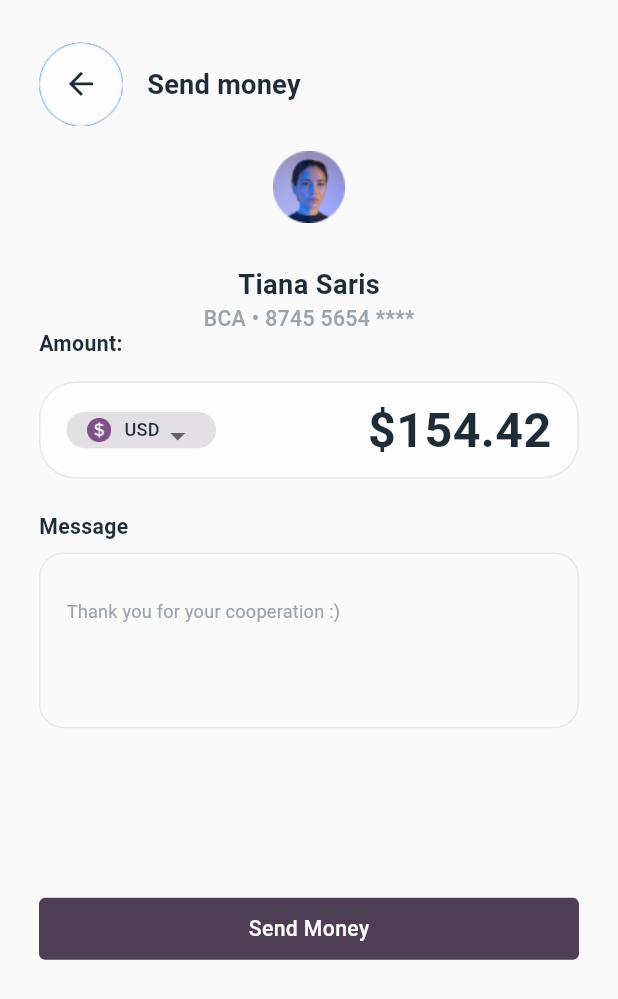
After one commit to Mxolmirzad/pjurnal_amaliyot, a Flutter app: the SendMoneyPersonalPage screen opened directly, on a phone screen of 412 x 824 dp. The commit adds this screen. Shown: the top 999 px of the screen. Run offline on Flutter 3.47's test engine with Material 2 defaults, Android fonts, the light colour scheme and no system bars; our stand-ins replace flutter_screenutil.

Commit message:
SendMoneyButton tayyor

```diff
--- /dev/null
+++ b/lib/Pages/HomePage/HomePageButtonsPage/SendMoney/SendMoneyPersonal/SendMoneyButtonElements.dart
@@ -0,0 +1,391 @@
+import 'package:flutter/material.dart';
+import 'package:flutter_screenutil/flutter_screenutil.dart';
+import 'package:pjurnal_amaliyot/Pages/HomePage/HomePageButtonsPage/SendMoney/SendMoneyPersonal/SendMoneyPersonalPage.dart';
+import 'package:pjurnal_amaliyot/ozgarmaslar.dart';
+
+final TextStyle _dropDownButtonTextStyle = TextStyle(
+  color: Color(0xFF1F2C37),
+  fontSize: 12.0.sp,
+  fontWeight: FontWeight.w500,
+);
+
+Widget dropdownMenuSendMoney() {
+  return Container(
+    width: double.infinity,
+    height: 64.0.h,
+    decoration: BoxDecoration(
+      color: const Color(0xFFFDFDFD),
+      borderRadius: BorderRadius.circular(24.0.r),
+      border: Border.all(
+        color: const Color(0xFFE3E9ED),
+      ),
+    ),
+    padding: EdgeInsets.symmetric(horizontal: 16.0.w),
+    child: Row(
+      mainAxisAlignment: MainAxisAlignment.spaceBetween,
+      children: [
+        Container(
+          decoration: BoxDecoration(
+            borderRadius: BorderRadius.circular(24.0.r),
+            color: Color(0xFFE2E0E4),
+          ),
+          width: 92.w,
+          height: 24.0.h,
+          alignment: Alignment.center,
+          padding: EdgeInsets.symmetric(
+            horizontal: 8.0.w,
+            vertical: 4.0.h,
+          ),
+          child: DropdownButton(
+            value: "USD",
+            underline: Container(),
+            items: [
+              DropdownMenuItem(
+                child: Row(
+                  children: [
+                    Image.asset("assets/images/USD.png"),
+                    SizedBox(
+                      width: 8.0.w,
+                    ),
+                    Text(
+                      "USD",
+                      style: _dropDownButtonTextStyle,
+                    ),
+                  ],
+                ),
+                value: "USD",
+              ),
+              DropdownMenuItem(
+                child: Row(
+                  children: [
+                    Image.asset("assets/images/USD.png"),
+                    SizedBox(
+                      width: 8.0.w,
+                    ),
+                    Text(
+                      "UZS",
+                      style: _dropDownButtonTextStyle,
+                    ),
+                  ],
+                ),
+                value: "UZS",
+              ),
+              DropdownMenuItem(
+                child: Row(
+                  children: [
+                    Image.asset("assets/images/USD.png"),
+                    SizedBox(
+                      width: 8.0.w,
+                    ),
+                    Text(
+                      "RUB",
+                      style: _dropDownButtonTextStyle,
+                    ),
+                  ],
+                ),
+                value: "RUB",
+              ),
+            ],
+            onChanged: (value) => print("SAlom"),
+          ),
+        ),
+        Text(
+          "\$154.42",
+          style: TextStyle(
+            fontSize: 32.0.sp,
+            fontWeight: FontWeight.w600,
+            color: Color(0xFF1F2C37),
+          ),
+        )
+      ],
+    ),
+  );
+}
+
+Widget titleText(String title) {
+  return Text(
+    title,
+    style: TextStyle(
+      fontSize: 14.0.sp,
+      fontWeight: FontWeight.w600,
+      color: const Color(0xFF1F2C37),
+    ),
+  );
+}
+
+Future ComfirmTransferDialog(BuildContext context) {
+  return showDialog(
+    context: context,
+    builder: (context) {
+      return AlertDialog(
+        title: Column(
+          mainAxisSize: MainAxisSize.min,
+          crossAxisAlignment: CrossAxisAlignment.center,
+          children: [
+            Container(
+              width: 80.0.w,
+              height: 80.0.h,
+              decoration: const BoxDecoration(
+                shape: BoxShape.circle,
+                color: Color(0xFFF6F6F6),
+              ),
+              alignment: Alignment.center,
+              child: Image.asset("assets/images/Icons/Upload.png"),
+            ),
+            SizedBox(
+              height: 16.0.h,
+            ),
+            Text(
+              "Total transfer",
+              style: TextStyle(
+                color: const Color(0xFF66707A),
+                fontSize: 16.0.sp,
+                fontWeight: FontWeight.w600,
+              ),
+            ),
+            SizedBox(
+              height: 10.0.h,
+            ),
+            Text(
+              "\$154.42",
+              style: TextStyle(
+                color: const Color(0xFF1F2C37),
+                fontSize: 32.0.sp,
+                fontWeight: FontWeight.w600,
+              ),
+            ),
+          ],
+        ),
+        content: Column(
+          mainAxisSize: MainAxisSize.min,
+          crossAxisAlignment: CrossAxisAlignment.start,
+          children: [
+            titleText("Transfer detail"),
+            SizedBox(
+              height: 16.0.h,
+            ),
+            _detailinfo("From", "e-Wallet • 3446 4655 5445"),
+            _detailinfo("To", "BCA • 2468 3545 4534"),
+            _detailinfo("Transfer", "\$150.42"),
+            Container(
+              margin: EdgeInsets.only(bottom: 8.0.h),
+              child: Row(
+                mainAxisAlignment: MainAxisAlignment.spaceBetween,
+                children: [
+                  _transferDetailTitle("Admin fee"),
+                  InkWell(
+                    onTap: () {},
+                    child: Container(
+                      padding: EdgeInsets.symmetric(horizontal: 8.0.w),
+                      height: 22.0.h,
+                      alignment: Alignment.center,
+                      decoration: BoxDecoration(
+                        color: const Color(0xFF804E89),
+                        borderRadius: BorderRadius.circular(6.r),
+                      ),
+                      child: Text(
+                        "Free",
+                        style: TextStyle(
+                          fontSize: 14.sp,
+                          fontWeight: FontWeight.w500,
+                          color: const Color(0xFFFDFDFD),
+                        ),
+                      ),
+                    ),
+                  )
+                ],
+              ),
+            ),
+            const Divider(
+              thickness: 1.0,
+              color: Color(0xFFE3E9ED),
+            ),
+            SizedBox(
+              height: 12.0.h,
+            ),
+            _detailinfo("Total transfer", "\$150.42"),
+          ],
+        ),
+        actions: [
+          TextButton(
+            onPressed: () {
+              Navigator.pop(context);
+            },
+            child: Text(
+              "Cancel",
+              style: TextStyle(
+                fontSize: 14.0.sp,
+                fontWeight: FontWeight.w500,
+                color: const Color(0xFF1F2C37),
+              ),
+            ),
+          ),
+          DialogMenuButton("Confirm", context),
+        ],
+      );
+    },
+  );
+}
+
+Widget DialogMenuButton(String title, BuildContext context) {
+  return InkWell(
+    onTap: () {
+      TransferFailedDialog(context);
+    },
+    child: Container(
+      padding: EdgeInsets.symmetric(
+        horizontal: 24.0.w,
+        vertical: 12.0.h,
+      ),
+      decoration: BoxDecoration(
+        color: const Color(0xFF4F3D56),
+        borderRadius: BorderRadius.circular(5.0.r),
+      ),
+      child: Text(
+        title,
+        style: TextStyle(
+          color: const Color(0xFFFDFDFD),
+          fontSize: 14.sp,
+          fontWeight: FontWeight.w500,
+        ),
+      ),
+    ),
+  );
+}
+
+Widget _detailinfo(String title, String info) {
+  return Container(
+    margin: EdgeInsets.only(bottom: 8.0.h),
+    child: Row(
+      mainAxisAlignment: MainAxisAlignment.spaceBetween,
+      children: [
+        _transferDetailTitle(title),
+        _transferDetailInfo(info),
+      ],
+    ),
+  );
+}
+
+Widget _transferDetailTitle(String title) {
+  return Text(
+    title,
+    style: TextStyle(
+      fontSize: 14.0.sp,
+      fontWeight: FontWeight.w500,
+      color: const Color(0xFF9CA4AB),
+    ),
+  );
+}
+
+Widget _transferDetailInfo(String title) {
+  return Text(
+    title,
+    style: TextStyle(
+      fontSize: 14.0.sp,
+      fontWeight: FontWeight.w500,
+      color: const Color(0xFF1F2C37),
+    ),
+  );
+}
+
+Future TransferSuccesDialog(BuildContext context) {
+  return showDialog(
+    context: context,
+    builder: (context) {
+      return AlertDialog(
+        title: Image.asset(
+          "assets/images/Icons/Congratulations.png",
+          width: 222.w,
+          height: 164.h,
+        ),
+        content: Text(
+          "Your transfer is succesfully sent",
+          style: TextStyle(
+            fontSize: 14.0.sp,
+            fontWeight: FontWeight.w400,
+            color: const Color(0xFF78828A),
+          ),
+        ),
+        actions: [
+          InkWell(
+            onTap: () {
+              OrqagaQaytish.OldingilariniOchiribQaytish(
+                  context, const SendMoneyPersonalPage());
+            },
+            child: Container(
+              padding: EdgeInsets.symmetric(
+                horizontal: 24.0.w,
+                vertical: 12.0.h,
+              ),
+              decoration: BoxDecoration(
+                color: const Color(0xFF4F3D56),
+                borderRadius: BorderRadius.circular(5.0.r),
+              ),
+              child: Text(
+                "Continue",
+                style: TextStyle(
+                  color: const Color(0xFFFDFDFD),
+                  fontSize: 14.sp,
+                  fontWeight: FontWeight.w500,
+                ),
+              ),
+            ),
+          )
+        ],
+      );
+    },
+  );
+}
+
+Future TransferFailedDialog(BuildContext context) {
+  return showDialog(
+    context: context,
+    builder: (context) {
+      return AlertDialog(
+        title: Image.asset(
+          "assets/images/Icons/Error.png",
+        ),
+        content: Column(
+          mainAxisSize: MainAxisSize.min,
+          children: [
+            titleText("Failed"),
+            Text(
+              "Your transfer is failed because of bad networking.",
+              style: TextStyle(
+                fontSize: 14.0.sp,
+                fontWeight: FontWeight.w400,
+                color: const Color(0xFF78828A),
+              ),
+            ),
+          ],
+        ),
+        actions: [
+          InkWell(
+            onTap: () {
+              OrqagaQaytish.OldingilariniOchiribQaytish(
+                  context, const SendMoneyPersonalPage());
+            },
+            child: Container(
+              padding: EdgeInsets.symmetric(
+                horizontal: 24.0.w,
+                vertical: 12.0.h,
+              ),
+              decoration: BoxDecoration(
+                color: const Color(0xFF4F3D56),
+                borderRadius: BorderRadius.circular(5.0.r),
+              ),
+              child: Text(
+                "Repeat Transfer",
+                style: TextStyle(
+                  color: const Color(0xFFFDFDFD),
+                  fontSize: 14.sp,
+                  fontWeight: FontWeight.w500,
+                ),
+              ),
+            ),
+          ),
+        ],
+      );
+    },
+  );
+}
--- /dev/null
+++ b/lib/Pages/HomePage/HomePageButtonsPage/SendMoney/SendMoneyPersonal/SendMoneyPersonalPage.dart
@@ -0,0 +1,177 @@
+import 'package:flutter/material.dart';
+import 'package:flutter_screenutil/flutter_screenutil.dart';
+import 'package:pjurnal_amaliyot/Pages/HomePage/HomePageButtonsPage/SendMoney/SendMoneyPage.dart';
+import 'package:pjurnal_amaliyot/Pages/HomePage/HomePageButtonsPage/SendMoney/SendMoneyPersonal/SendMoneyButtonElements.dart';
+import 'package:pjurnal_amaliyot/ozgarmaslar.dart';
+
+class SendMoneyPersonalPage extends StatefulWidget {
+  const SendMoneyPersonalPage({super.key});
+
+  @override
+  State<SendMoneyPersonalPage> createState() => _SendMoneyPersonalPageState();
+}
+
+class _SendMoneyPersonalPageState extends State<SendMoneyPersonalPage> {
+  TextEditingController? _message;
+
+  @override
+  Widget build(BuildContext context) {
+    return Scaffold(
+      body: SafeArea(
+        child: ListView(
+          children: [
+            Padding(
+              padding: EdgeInsets.symmetric(horizontal: 24.0.w),
+              child: Column(
+                mainAxisAlignment: MainAxisAlignment.spaceAround,
+                children: [
+                  SizedBox(
+                    height: 28.0.h,
+                  ),
+                  AppBar(
+                    backgroundColor: Colors.transparent,
+                    shadowColor: Colors.transparent,
+                    leading: InkWell(
+                      onTap: () {
+                        OrqagaQaytish.OldingilariniOchiribQaytish(
+                            context, const SendMoneyPage());
+                      },
+                      child: CircleAvatar(
+                        radius: 24.0.r,
+                        backgroundImage: const AssetImage(
+                          "assets/images/NotificationBgHomePage.png",
+                        ),
+                        child: Icon(
+                          Icons.arrow_back,
+                          color: Color(0xFF1F2C37),
+                          size: 24.0.sp,
+                        ),
+                      ),
+                    ),
+                    title: Text(
+                      "Send money",
+                      style: TextStyle(
+                        color: Color(0xFF1F2C37),
+                        fontSize: 18.0.sp,
+                        fontWeight: FontWeight.w600,
+                      ),
+                    ),
+                  ),
+                  Column(
+                    crossAxisAlignment: CrossAxisAlignment.center,
+                    mainAxisSize: MainAxisSize.min,
+                    children: [
+                      Image.asset(
+                        "assets/images/ProfilImagesEllips.png",
+                        width: 80.w,
+                        height: 80.h,
+                      ),
+                      SizedBox(
+                        height: 14.0.h,
+                      ),
+                      Text(
+                        "Tiana Saris",
+                        style: TextStyle(
+                          fontSize: 18.0.sp,
+                          fontWeight: FontWeight.w600,
+                          color: const Color(0xFF1F2C37),
+                        ),
+                      ),
+                      SizedBox(
+                        height: 4.0.h,
+                      ),
+                      Text(
+                        "BCA • 8745 5654 ****",
+                        style: TextStyle(
+                          fontSize: 14.0.sp,
+                          fontWeight: FontWeight.w500,
+                          color: const Color(0xFF9CA4AB),
+                        ),
+                      ),
+                    ],
+                  ),
+                  Column(
+                    crossAxisAlignment: CrossAxisAlignment.start,
+                    mainAxisSize: MainAxisSize.min,
+                    children: [
+                      titleText("Amount:"),
+                      SizedBox(
+                        height: 16.0.h,
+                      ),
+                      dropdownMenuSendMoney(),
+                      SizedBox(
+                        height: 24.0.h,
+                      ),
+                      titleText("Message"),
+                      SizedBox(
+                        height: 8.0.h,
+                      ),
+                      Container(
+                        width: double.infinity,
+                        height: 116.0.h,
+                        decoration: BoxDecoration(
+                          borderRadius: BorderRadius.circular(16.0.r),
+                          border: Border.all(
+                            color: Color(0xFFE3E9ED),
+                          ),
+                        ),
+                        padding: EdgeInsets.symmetric(
+                          horizontal: 16.0.w,
+                          vertical: 16.0.h,
+                        ),
+                        child: TextField(
+                          maxLines: 30,
+                          maxLength: 100,
+                          controller: _message,
+                          decoration: InputDecoration(
+                            border: InputBorder.none,
+                            hintText: "Thank you for your cooperation :)",
+                            hintStyle: TextStyle(
+                              fontSize: 12.0.sp,
+                              fontWeight: FontWeight.w400,
+                              color: const Color(0xFF9CA4AB),
+                            ),
+                            counterText: '',
+                          ),
+                        ),
+                      ),
+                    ],
+                  ),
+                  SizedBox(
+                    height: 112.0.h,
+                  ),
+                  InkWell(
+                    onTap: () {
+                      ComfirmTransferDialog(context);
+                    },
+                    splashColor: Colors.green,
+                    child: Container(
+                      width: double.infinity,
+                      alignment: Alignment.center,
+                      padding: EdgeInsets.symmetric(
+                        horizontal: 24.0.w,
+                        vertical: 12.0.h,
+                      ),
+                      decoration: BoxDecoration(
+                        borderRadius: BorderRadius.circular(4.0.r),
+                        color: const Color(0xFF4F3D56),
+                      ),
+                      child: Text(
+                        "Send Money",
+                        style: TextStyle(
+                          fontSize: 14.0.sp,
+                          color: const Color(0xFfFDFDFD),
+                          fontWeight: FontWeight.w500,
+                        ),
+                      ),
+                    ),
+                  ),
+                ],
+              ),
+            ),
+          ],
+        ),
+      ),
+    );
+  }
+}
--- a/pubspec.yaml
+++ b/pubspec.yaml
@@ -65,6 +65,7 @@ flutter:
   # To add assets to your application, add an assets section, like this:
   assets:
     - assets/images/
+    - assets/images/Icons/
 
   # An image asset can refer to one or more resolution-specific "variants", see
   # https://flutter.dev/assets-and-images/#resolution-aware
```
Also changed, not shown: lib/Pages/HomePage/HomePage.dart (+12 -12 lines), lib/Pages/HomePage/HomePageButtonsPage/SendMoney/SendMoneyPage.dart (+23 -4 lines), lib/ozgarmaslar.dart (added, +16 -0 lines), assets/images/Icons/Congratulations.png (added), assets/images/Icons/Error.png (added), assets/images/Icons/Upload.png (added), assets/images/USD.png (added).
